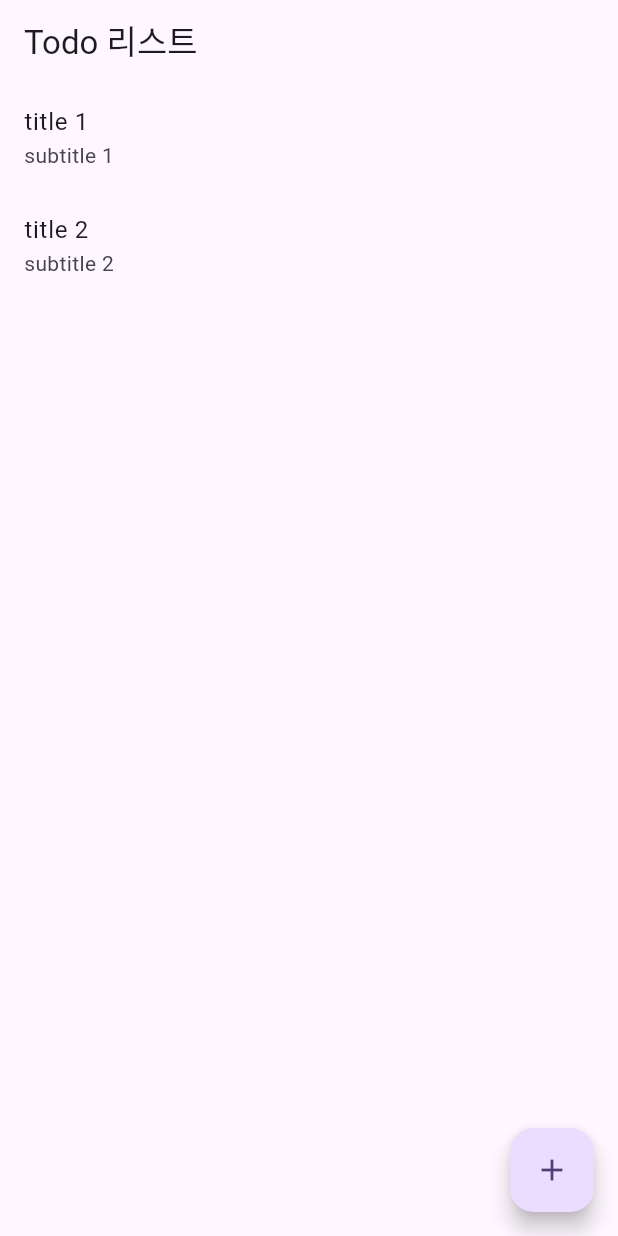
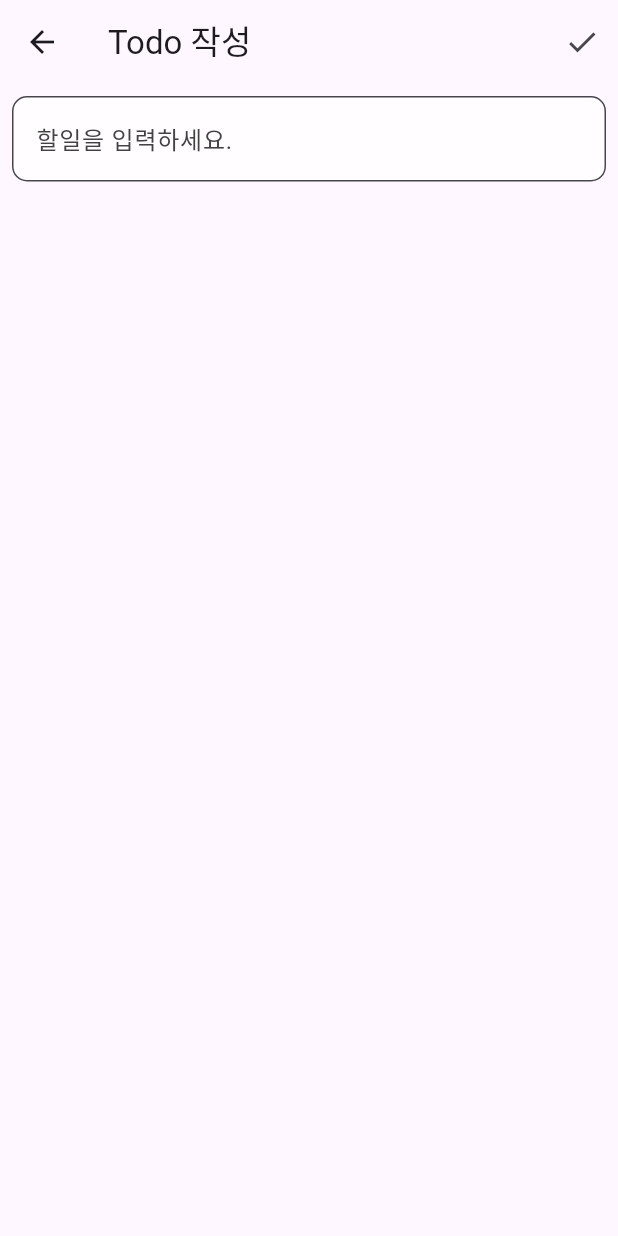
Before and after one commit to jw221356/my_todolist, a Flutter app: the screen it shows after launch, after a tap on the "add" icon, on a phone screen of 412 x 824 dp. Run offline on Flutter 3.47's test engine with Material 3 defaults, Android fonts, the phone set to English and light mode, and no system bars.

Commit message:
todo 추가 화면 작성

```diff
--- /dev/null
+++ b/lib/create_screen.dart
@@ -0,0 +1,34 @@
+import 'package:flutter/material.dart';
+
+class CreateScreen extends StatelessWidget {
+  const CreateScreen({super.key});
+
+  @override
+  Widget build(BuildContext context) {
+    return Scaffold(
+      appBar: AppBar(
+        title: const Text('Todo 작성'),
+        actions: [
+          IconButton(
+            onPressed: () {},
+            icon: const Icon(Icons.done),
+          )
+        ],
+      ),
+      body: Padding(
+        padding: const EdgeInsets.all(8.0),
+        child: TextField(
+          decoration: InputDecoration(
+            border: OutlineInputBorder(
+              borderRadius: BorderRadius.circular(10.0),
+            ),
+            hintStyle: TextStyle(color: Colors.grey[800]),
+            hintText: '할일을 입력하세요.',
+            filled: true,
+            fillColor: Colors.white70,
+          ),
+        ),
+      ),
+    );
+  }
+}
--- a/lib/list_screen.dart
+++ b/lib/list_screen.dart
@@ -1,4 +1,5 @@
 import 'package:flutter/material.dart';
+import 'package:my_todolist/create_screen.dart';
 
 class ListScreen extends StatelessWidget {
   const ListScreen({super.key});
@@ -22,7 +23,13 @@ class ListScreen extends StatelessWidget {
         ],
       ),
       floatingActionButton: FloatingActionButton(
-        onPressed: () { },
+        onPressed: () {
+          Navigator.push(
+              context,
+              MaterialPageRoute(builder: (context) =>
+              const CreateScreen()),
+          );
+        },
         child: const Icon(Icons.add),
       ),
     );
```
